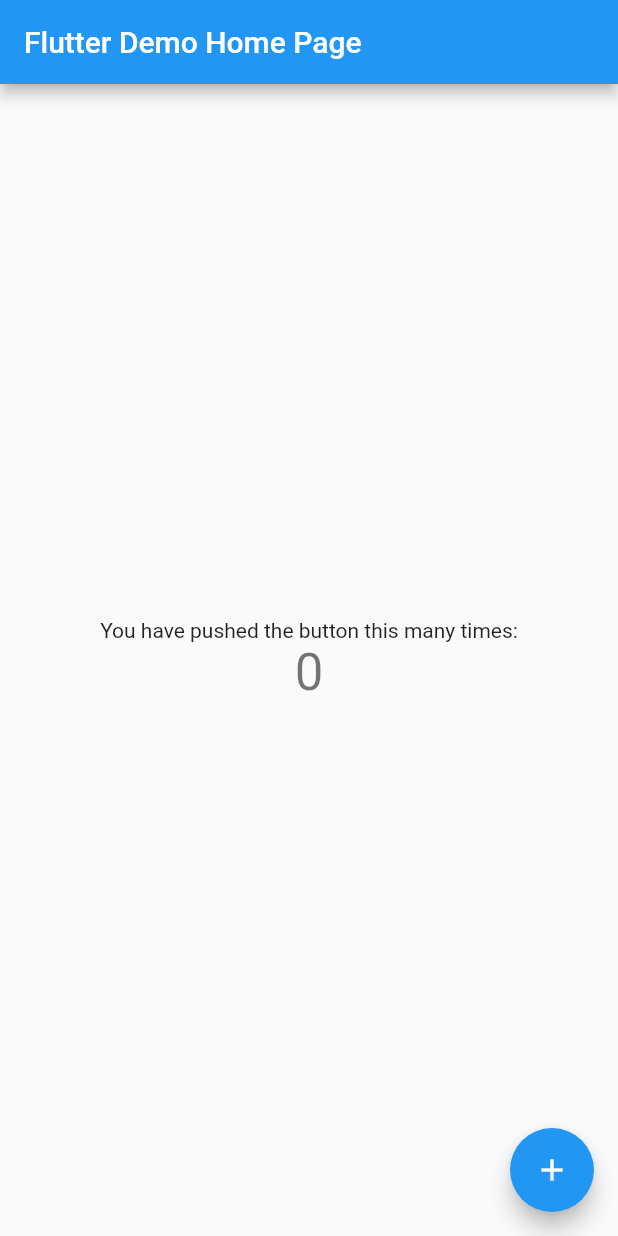
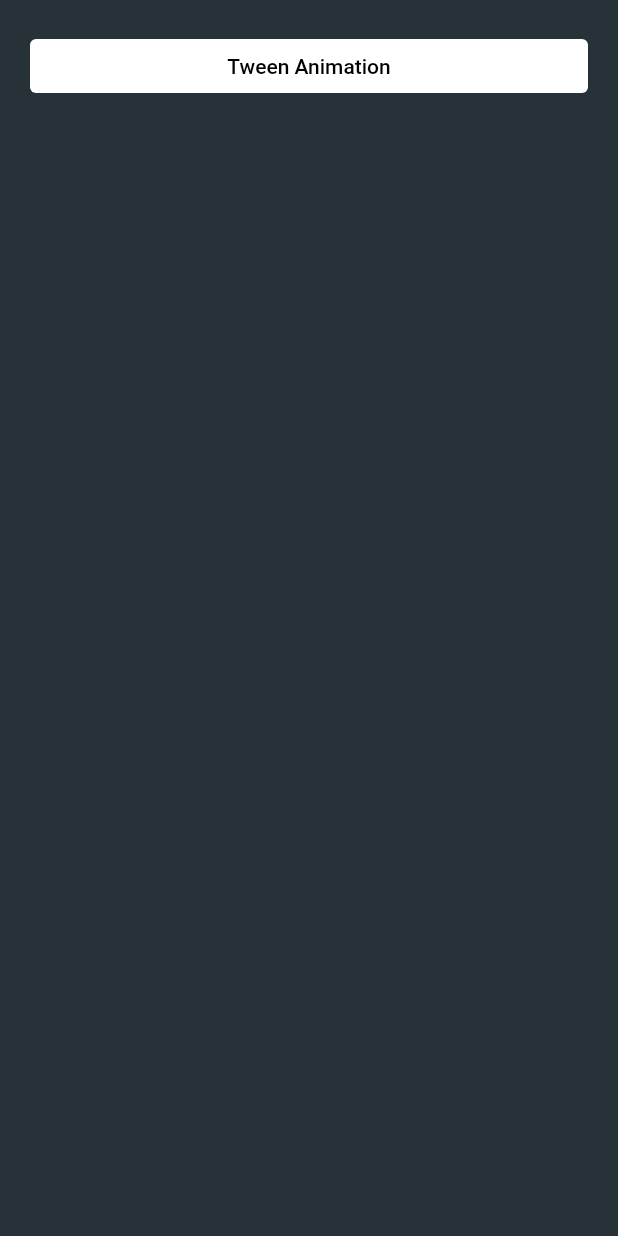
Before and after one commit to aninarafath6/flutter-animation-, a Flutter app: the screen it shows after launch, on a phone screen of 412 x 824 dp. Run offline on Flutter 3.47's test engine with Material 2 defaults, Android fonts, the phone set to English and light mode, and no system bars.

Commit message:
tween animatmion counter app demo

```diff
--- /dev/null
+++ b/lib/initial_page.dart
@@ -0,0 +1,35 @@
+import 'package:flutter/material.dart';
+
+class InitialPage extends StatelessWidget {
+  const InitialPage({Key? key}) : super(key: key);
+
+  @override
+  Widget build(BuildContext context) {
+    return Scaffold(
+      backgroundColor: Colors.blueGrey[900],
+      body: SafeArea(
+        child: Padding(
+          padding: const EdgeInsets.all(20.0),
+          child: ListView(
+            children: [
+              TextButton(
+                style: TextButton.styleFrom(
+                  backgroundColor: Colors.white,
+                ),
+                onPressed: () {
+                  Navigator.pushNamed(context, '/tween_animation');
+                },
+                child: Text(
+                  'Tween Animation',
+                  style: TextStyle(
+                    color: Colors.black,
+                  ),
+                ),
+              ),
+            ],
+          ),
+        ),
+      ),
+    );
+  }
+}
--- a/lib/main.dart
+++ b/lib/main.dart
@@ -1,113 +1,18 @@
 import 'package:flutter/material.dart';
+import 'package:flutter_animation/routes/routes.dart';
 
 void main() {
   runApp(MyApp());
 }
 
 class MyApp extends StatelessWidget {
-  // This widget is the root of your application.
   @override
   Widget build(BuildContext context) {
     return MaterialApp(
-      title: 'Flutter Demo',
-      theme: ThemeData(
-        // This is the theme of your application.
-        //
-        // Try running your application with "flutter run". You'll see the
-        // application has a blue toolbar. Then, without quitting the app, try
-        // changing the primarySwatch below to Colors.green and then invoke
-        // "hot reload" (press "r" in the console where you ran "flutter run",
-        // or simply save your changes to "hot reload" in a Flutter IDE).
-        // Notice that the counter didn't reset back to zero; the application
-        // is not restarted.
-        primarySwatch: Colors.blue,
-      ),
-      home: MyHomePage(title: 'Flutter Demo Home Page'),
+      title: 'flutter animation',
+      routes: Routes.routes,
+      initialRoute: '/home',
+      debugShowCheckedModeBanner: false,
     );
   }
 }
-
-class MyHomePage extends StatefulWidget {
-  MyHomePage({Key? key, required this.title}) : super(key: key);
-
-  // This widget is the home page of your application. It is stateful, meaning
-  // that it has a State object (defined below) that contains fields that affect
-  // how it looks.
-
-  // This class is the configuration for the state. It holds the values (in this
-  // case the title) provided by the parent (in this case the App widget) and
-  // used by the build method of the State. Fields in a Widget subclass are
-  // always marked "final".
-
-  final String title;
-
-  @override
-  _MyHomePageState createState() => _MyHomePageState();
-}
-
-class _MyHomePageState extends State<MyHomePage> {
-  int _counter = 0;
-
-  void _incrementCounter() {
-    setState(() {
-      // This call to setState tells the Flutter framework that something has
-      // changed in this State, which causes it to rerun the build method below
-      // so that the display can reflect the updated values. If we changed
-      // _counter without calling setState(), then the build method would not be
-      // called again, and so nothing would appear to happen.
-      _counter++;
-    });
-  }
-
-  @override
-  Widget build(BuildContext context) {
-    // This method is rerun every time setState is called, for instance as done
-    // by the _incrementCounter method above.
-    //
-    // The Flutter framework has been optimized to make rerunning build methods
-    // fast, so that you can just rebuild anything that needs updating rather
-    // than having to individually change instances of widgets.
-    return Scaffold(
-      appBar: AppBar(
-        // Here we take the value from the MyHomePage object that was created by
-        // the App.build method, and use it to set our appbar title.
-        title: Text(widget.title),
-      ),
-      body: Center(
-        // Center is a layout widget. It takes a single child and positions it
-        // in the middle of the parent.
-        child: Column(
-          // Column is also a layout widget. It takes a list of children and
-          // arranges them vertically. By default, it sizes itself to fit its
-          // children horizontally, and tries to be as tall as its parent.
-          //
-          // Invoke "debug painting" (press "p" in the console, choose the
-          // "Toggle Debug Paint" action from the Flutter Inspector in Android
-          // Studio, or the "Toggle Debug Paint" command in Visual Studio Code)
-          // to see the wireframe for each widget.
-          //
-          // Column has various properties to control how it sizes itself and
-          // how it positions its children. Here we use mainAxisAlignment to
-          // center the children vertically; the main axis here is the vertical
-          // axis because Columns are vertical (the cross axis would be
-          // horizontal).
-          mainAxisAlignment: MainAxisAlignment.center,
-          children: <Widget>[
-            Text(
-              'You have pushed the button this many times:',
-            ),
-            Text(
-              '$_counter',
-              style: Theme.of(context).textTheme.headline4,
-            ),
-          ],
-        ),
-      ),
-      floatingActionButton: FloatingActionButton(
-        onPressed: _incrementCounter,
-        tooltip: 'Increment',
-        child: Icon(Icons.add),
-      ), // This trailing comma makes auto-formatting nicer for build methods.
-    );
-  }
-}
--- /dev/null
+++ b/lib/routes/routes.dart
@@ -0,0 +1,10 @@
+import 'package:flutter/cupertino.dart';
+import 'package:flutter_animation/apps/tween_animation_example/main.dart';
+import 'package:flutter_animation/initial_page.dart';
+
+class Routes {
+  static final Map<String, WidgetBuilder> routes = {
+    '/tween_animation': (context) => TweenAnimationPage(),
+    '/home': (context) => InitialPage(),
+  };
+}
```
Also changed, not shown: lib/apps/tween_animation_example/main.dart (added, +70 -0 lines), pubspec.yaml (+1 -55 lines).
